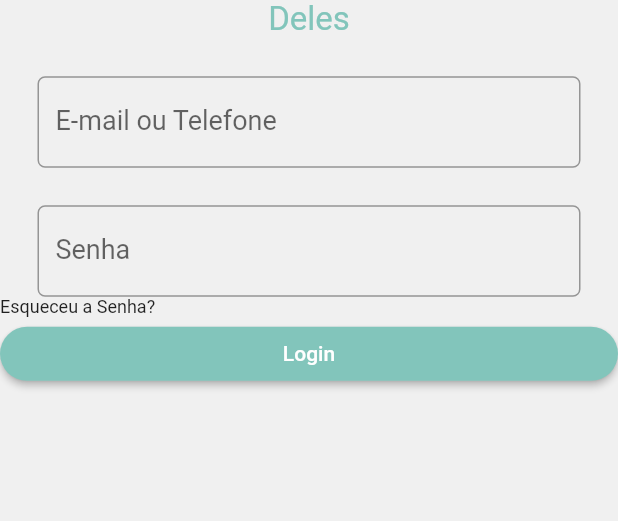
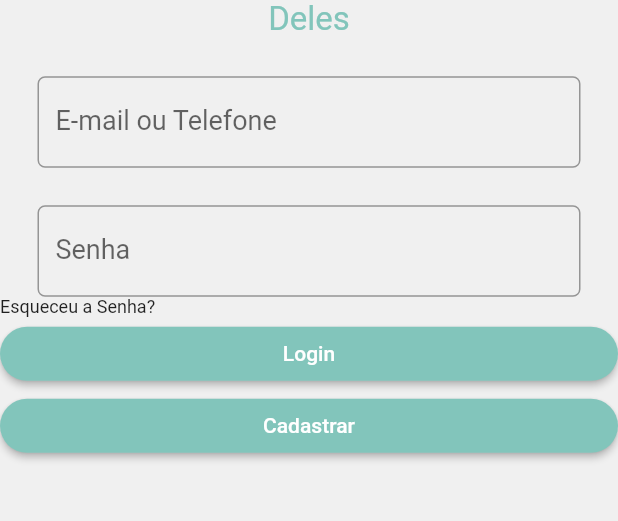
Before and after one commit to hallefcalves/smart_mhealth_admin, a Flutter app: the screen it shows after launch, on a phone screen of 412 x 824 dp, the part 328-849 px from its top. Run offline on Flutter 3.47's test engine with Material 2 defaults, Android fonts, the light colour scheme and no system bars; our stand-ins replace google_fonts; missing offline and left inert: iconify_flutter.

Commit message:
Sign up button

```diff
--- a/lib/screens/login.dart
+++ b/lib/screens/login.dart
@@ -2,6 +2,7 @@ import 'package:flutter/material.dart';
 import 'package:smart_mhealth_admin/components/appbar.dart';
 import 'package:smart_mhealth_admin/components/drawer.dart';
 import 'package:google_fonts/google_fonts.dart';
+import 'package:smart_mhealth_admin/screens/cadastro_idoso.dart';
 import 'package:smart_mhealth_admin/themes/color.dart';
 
 class Login extends StatelessWidget {
@@ -106,7 +107,23 @@ class Login extends StatelessWidget {
               ),
             ),
             child: const Text('Login'),
-          )
+          ),
+          ElevatedButton(
+            onPressed: () => {
+              Navigator.of(context).push(
+                MaterialPageRoute(
+                  builder: (context) => Cadastro_idoso(),
+                ),
+              ),
+            },
+            style: ElevatedButton.styleFrom(
+              primary: MyTheme.defaultTheme.primaryColor,
+              shape: RoundedRectangleBorder(
+                borderRadius: BorderRadius.circular(30),
+              ),
+            ),
+            child: const Text('Cadastrar'),
+          ),
         ],
       ),
     );
```
